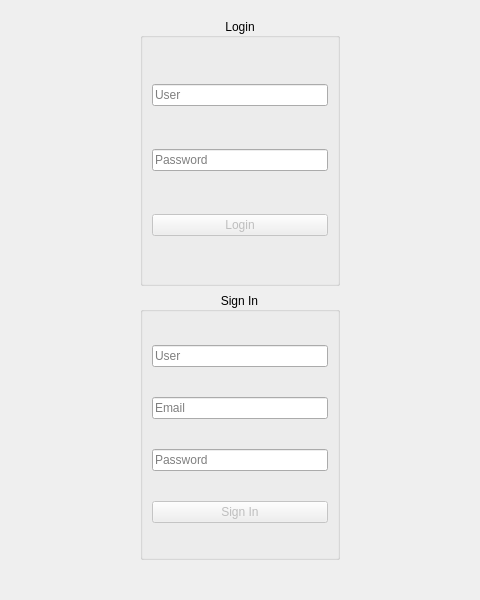
This is mainwindow.ui in edgardominguez23/lerma as Qt 5 draws it before an edit; both pictures show x 160 to 640 and y 0 to 600 of the 800 by 600 pixel window. The edited form follows.
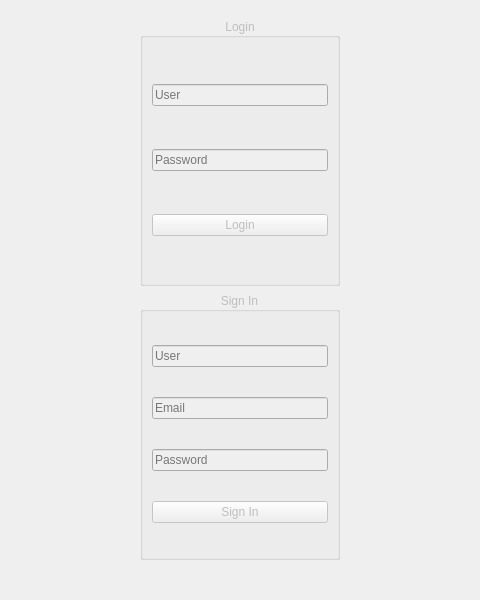
This is the edited form.

Commit message: Creacion de base de datos y almacenamiento de los usuarios

```diff
--- a/mainwindow.ui
+++ b/mainwindow.ui
@@ -21,6 +21,9 @@
        <layout class="QGridLayout" name="gridLayout_2">
         <item row="0" column="0">
          <widget class="QGroupBox" name="loginGB">
+          <property name="enabled">
+           <bool>false</bool>
+          </property>
           <property name="maximumSize">
            <size>
             <width>200</width>
@@ -69,6 +72,9 @@
         </item>
         <item row="1" column="0">
          <widget class="QGroupBox" name="signInGB">
+          <property name="enabled">
+           <bool>false</bool>
+          </property>
           <property name="maximumSize">
            <size>
             <width>200</width>
```
The commit also changes 2 other files.
